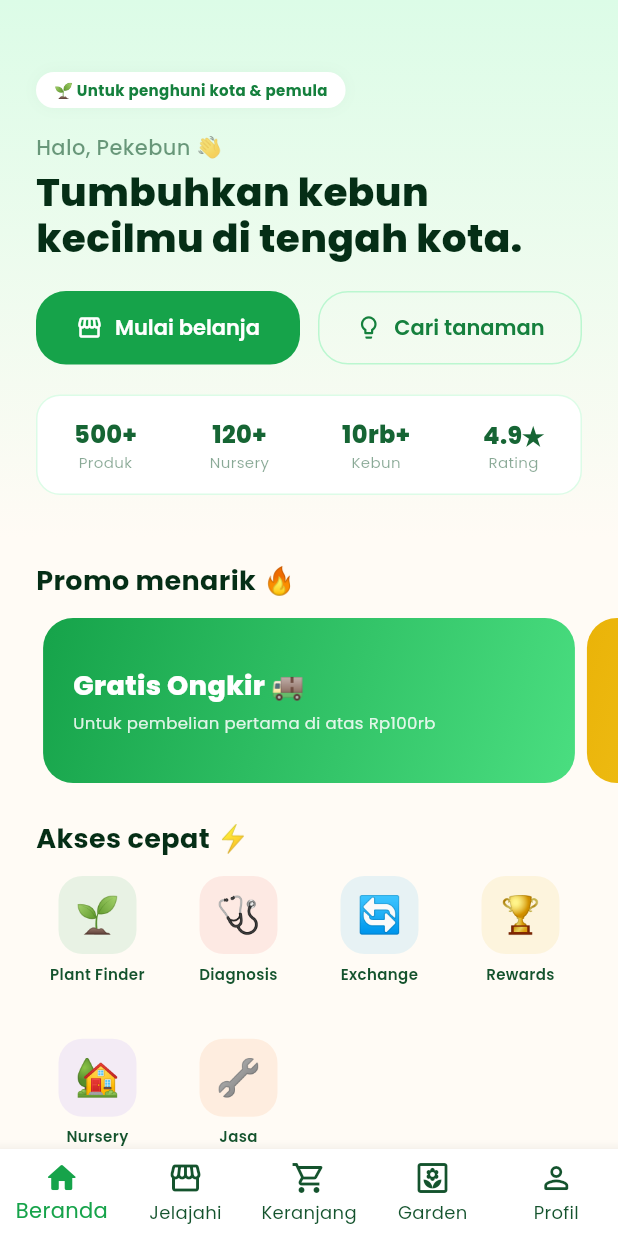
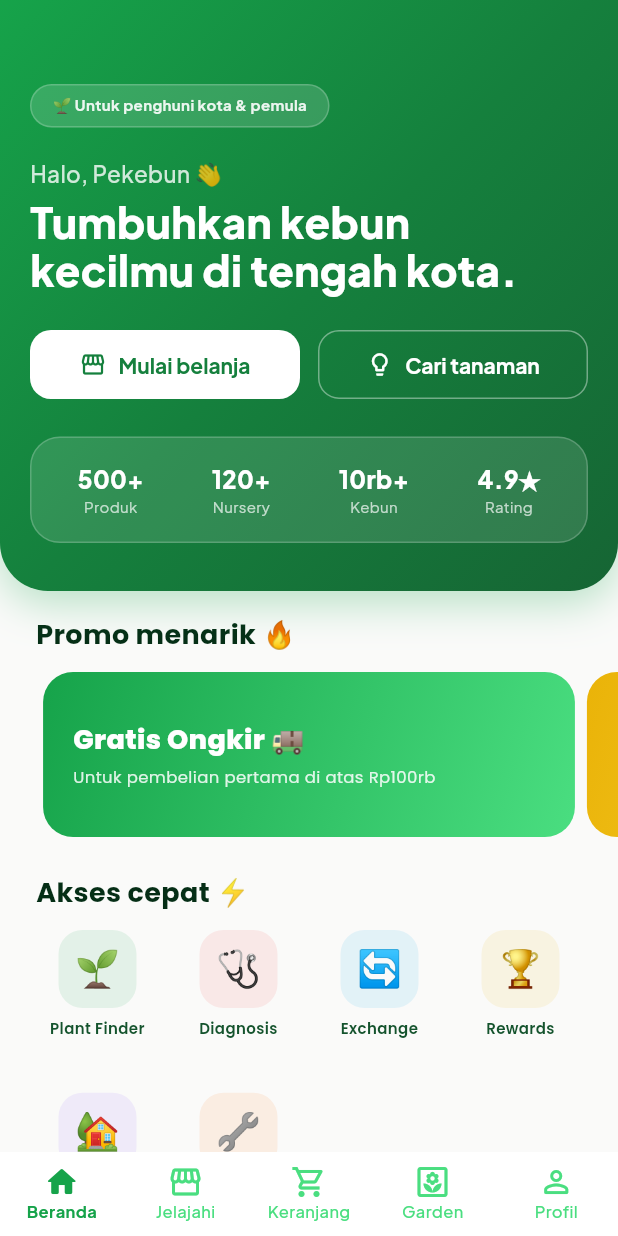
Before and after one commit to dianaa228/tanamanku, a Flutter app: the screen it shows after launch, on a phone screen of 412 x 824 dp. Run offline on Flutter 3.47's test engine with Material 3 defaults, Android fonts, the phone set to English and light mode, and no system bars; our stand-ins replace dio, go_router, google_fonts, shared_preferences; accounts and stored records are empty; network calls fail.

Commit message:
feat: modernize UI design for mobile & web
Mobile:
- Updated app_theme.dart with modern Material 3 styling
- Plus Jakarta Sans font for modern typography
- Glassmorphism effects, better shadows, modern cards
- Updated home page with green gradient hero, glass stats
- Modern input fields, buttons, dialogs, snackbar styling

Web:
- Updated index.css with glassmorphism utilities
- Modern animations (slide-up, scale-in)
- Card hover effects with lift shadow
- Button shine effect
- Glass card classes
- Modern scrollbar styling

🤖 Generated with Codebuff
Co-Authored-By: Codebuff <noreply@codebuff.com>

```diff
--- a/mobile/lib/core/theme/app_theme.dart
+++ b/mobile/lib/core/theme/app_theme.dart
@@ -1,7 +1,8 @@
 import 'package:flutter/material.dart';
+import 'package:flutter/services.dart';
 import 'package:google_fonts/google_fonts.dart';
 
-/// Tema aplikasi Tanamanku — palette hijau kebun.
+/// Tema aplikasi Tanamanku — Modern glassmorphism design
 class AppTheme {
   AppTheme._();
 
@@ -18,15 +19,36 @@ class AppTheme {
   static const Color leaf900 = Color(0xFF14532D);
   static const Color leaf950 = Color(0xFF052E16);
 
-  static const Color cream = Color(0xFFFFFBF5);
+  static const Color cream = Color(0xFFFAFAF9);
+  static const Color creamDark = Color(0xFFF5F5F4);
   static const Color sun300 = Color(0xFFFDE047);
   static const Color sun400 = Color(0xFFFACC15);
   static const Color sun500 = Color(0xFFEAB308);
+
+  // ── Modern Shadows ──────────────────────────────────────
+  static List<BoxShadow> get softShadow => [
+    BoxShadow(color: leaf900.withValues(alpha: 0.04), blurRadius: 12, offset: const Offset(0, 4)),
+    BoxShadow(color: leaf900.withValues(alpha: 0.02), blurRadius: 24, offset: const Offset(0, 8)),
+  ];
+
+  static List<BoxShadow> get liftShadow => [
+    BoxShadow(color: leaf600.withValues(alpha: 0.12), blurRadius: 24, offset: const Offset(0, 8)),
+    BoxShadow(color: leaf900.withValues(alpha: 0.06), blurRadius: 48, offset: const Offset(0, 16)),
+  ];
+
+  // ── Glass Effect ──────────────────────────────────────
+  static BoxDecoration get glassDecoration => BoxDecoration(
+    color: Colors.white.withValues(alpha: 0.85),
+    borderRadius: BorderRadius.circular(24),
+    border: Border.all(color: Colors.white.withValues(alpha: 0.6)),
+    boxShadow: softShadow,
+  );
 
   // ── Tema Terang ──────────────────────────────────────
   static ThemeData get light {
     final colorScheme = ColorScheme.fromSeed(
       seedColor: leaf600,
+      brightness: Brightness.light,
       primary: leaf600,
       onPrimary: Colors.white,
       primaryContainer: leaf100,
@@ -37,9 +59,10 @@ class AppTheme {
       onSurface: leaf950,
       error: const Color(0xFFEF4444),
       onError: Colors.white,
+      surfaceContainerHighest: leaf50,
     );
 
-    final textTheme = GoogleFonts.poppinsTextTheme();
+    final textTheme = GoogleFonts.plusJakartaSansTextTheme();
 
     return ThemeData(
       useMaterial3: true,
@@ -47,82 +70,151 @@ class AppTheme {
       textTheme: textTheme,
       scaffoldBackgroundColor: cream,
 
+      // ── AppBar ──
       appBarTheme: AppBarTheme(
-        backgroundColor: Colors.white,
+        backgroundColor: Colors.white.withValues(alpha: 0.8),
         foregroundColor: leaf950,
         elevation: 0,
+        scrolledUnderElevation: 0,
         centerTitle: true,
-        titleTextStyle: textTheme.titleLarge?.copyWith(
+        titleTextStyle: GoogleFonts.plusJakartaSans(
+          fontSize: 18,
           fontWeight: FontWeight.w700,
           color: leaf950,
         ),
+        systemOverlayStyle: const SystemUiOverlayStyle(
+          statusBarColor: Colors.transparent,
+          statusBarIconBrightness: Brightness.dark,
+        ),
       ),
 
+      // ── Cards ──
       cardTheme: CardThemeData(
         color: Colors.white,
         elevation: 0,
         shape: RoundedRectangleBorder(
-          borderRadius: BorderRadius.circular(24),
-          side: const BorderSide(color: leaf100),
+          borderRadius: BorderRadius.circular(20),
+          side: BorderSide(color: leaf100.withValues(alpha: 0.8)),
         ),
+        shadowColor: leaf900.withValues(alpha: 0.05),
       ),
 
+      // ── Elevated Button ──
       elevatedButtonTheme: ElevatedButtonThemeData(
         style: ElevatedButton.styleFrom(
           backgroundColor: leaf600,
           foregroundColor: Colors.white,
           elevation: 0,
-          padding: const EdgeInsets.symmetric(horizontal: 24, vertical: 14),
+          shadowColor: leaf600.withValues(alpha: 0.3),
+          padding: const EdgeInsets.symmetric(horizontal: 28, vertical: 16),
           shape: RoundedRectangleBorder(
-            borderRadius: BorderRadius.circular(20),
+            borderRadius: BorderRadius.circular(16),
           ),
-          textStyle: GoogleFonts.poppins(
+          textStyle: GoogleFonts.plusJakartaSans(
+            fontWeight: FontWeight.w700,
+            fontSize: 14,
+          ),
+        ),
+      ),
+
+      // ── Outlined Button ──
+      outlinedButtonTheme: OutlinedButtonThemeData(
+        style: OutlinedButton.styleFrom(
+          foregroundColor: leaf700,
+          side: BorderSide(color: leaf200),
+          padding: const EdgeInsets.symmetric(horizontal: 28, vertical: 16),
+          shape: RoundedRectangleBorder(
+            borderRadius: BorderRadius.circular(16),
+          ),
+          textStyle: GoogleFonts.plusJakartaSans(
+            fontWeight: FontWeight.w700,
+            fontSize: 14,
+          ),
+        ),
+      ),
+
+      // ── Text Button ──
+      textButtonTheme: TextButtonThemeData(
+        style: TextButton.styleFrom(
+          foregroundColor: leaf600,
+          textStyle: GoogleFonts.plusJakartaSans(
             fontWeight: FontWeight.w600,
             fontSize: 14,
           ),
         ),
       ),
 
-      outlinedButtonTheme: OutlinedButtonThemeData(
-        style: OutlinedButton.styleFrom(
-          foregroundColor: leaf700,
-          side: const BorderSide(color: leaf200),
-          padding: const EdgeInsets.symmetric(horizontal: 24, vertical: 14),
-          shape: RoundedRectangleBorder(
-            borderRadius: BorderRadius.circular(20),
-          ),
-          textStyle: GoogleFonts.poppins(
-            fontWeight: FontWeight.w600,
-            fontSize: 14,
-          ),
+      // ── Input ──
+      inputDecorationTheme: InputDecorationTheme(
+        filled: true,
+        fillColor: leaf50.withValues(alpha: 0.5),
+        contentPadding: const EdgeInsets.symmetric(horizontal: 18, vertical: 16),
+        border: OutlineInputBorder(
+          borderRadius: BorderRadius.circular(14),
+          borderSide: BorderSide(color: leaf200),
         ),
+        enabledBorder: OutlineInputBorder(
+          borderRadius: BorderRadius.circular(14),
+          borderSide: BorderSide(color: leaf200),
+        ),
+        focusedBorder: OutlineInputBorder(
+          borderRadius: BorderRadius.circular(14),
+          borderSide: const BorderSide(color: leaf500, width: 2),
+        ),
+        errorBorder: OutlineInputBorder(
+          borderRadius: BorderRadius.circular(14),
+          borderSide: const BorderSide(color: Color(0xFFEF4444)),
+        ),
+        hintStyle: GoogleFonts.plusJakartaSans(color: leaf300, fontSize: 14),
+        labelStyle: GoogleFonts.plusJakartaSans(color: leaf700, fontSize: 14),
       ),
 
-      inputDecorationTheme: InputDecorationTheme(
-        filled: true,
-        fillColor: Colors.white,
-        contentPadding: const EdgeInsets.symmetric(horizontal: 16, vertical: 14),
-        border: OutlineInputBorder(
-          borderRadius: BorderRadius.circular(16),
-          borderSide: const BorderSide(color: leaf200),
-        ),
-        enabledBorder: OutlineInputBorder(
-          borderRadius: BorderRadius.circular(16),
-          borderSide: const BorderSide(color: leaf200),
-        ),
-        focusedBorder: OutlineInputBorder(
-          borderRadius: BorderRadius.circular(16),
-          borderSide: const BorderSide(color: leaf500, width: 2),
-        ),
-        hintStyle: GoogleFonts.poppins(color: Colors.grey.shade400, fontSize: 14),
-      ),
-
+      // ── Bottom Navigation ──
       bottomNavigationBarTheme: const BottomNavigationBarThemeData(
         backgroundColor: Colors.white,
         selectedItemColor: leaf600,
-        unselectedItemColor: leaf900,
+        unselectedItemColor: leaf400,
         type: BottomNavigationBarType.fixed,
-        elevation: 8,
+        elevation: 0,
+        selectedLabelStyle: TextStyle(fontSize: 11, fontWeight: FontWeight.w700),
+        unselectedLabelStyle: TextStyle(fontSize: 11, fontWeight: FontWeight.w500),
+      ),
+
+      // ── Chip ──
+      chipTheme: ChipThemeData(
+        backgroundColor: leaf50,
+        selectedColor: leaf600,
+        labelStyle: GoogleFonts.plusJakartaSans(fontSize: 12, fontWeight: FontWeight.w600),
+        shape: RoundedRectangleBorder(borderRadius: BorderRadius.circular(12)),
+        side: BorderSide(color: leaf200),
+        padding: const EdgeInsets.symmetric(horizontal: 8, vertical: 4),
+      ),
+
+      // ── Dialog ──
+      dialogTheme: DialogThemeData(
+        shape: RoundedRectangleBorder(borderRadius: BorderRadius.circular(24)),
+        backgroundColor: Colors.white,
+        elevation: 0,
+        titleTextStyle: GoogleFonts.plusJakartaSans(fontSize: 18, fontWeight: FontWeight.w700, color: leaf950),
+        contentTextStyle: GoogleFonts.plusJakartaSans(fontSize: 14, color: leaf900),
+      ),
+
+      // ── Bottom Sheet ──
+      bottomSheetTheme: const BottomSheetThemeData(
+        backgroundColor: Colors.white,
+        shape: RoundedRectangleBorder(
+          borderRadius: BorderRadius.vertical(top: Radius.circular(28)),
+        ),
+        showDragHandle: true,
+        dragHandleColor: leaf200,
+      ),
+
+      // ── Snackbar ──
+      snackBarTheme: SnackBarThemeData(
+        backgroundColor: leaf950,
+        contentTextStyle: GoogleFonts.plusJakartaSans(color: Colors.white, fontSize: 13, fontWeight: FontWeight.w500),
+        shape: RoundedRectangleBorder(borderRadius: BorderRadius.circular(14)),
+        behavior: SnackBarBehavior.floating,
       ),
     );
   }
--- a/mobile/lib/features/home/home_page.dart
+++ b/mobile/lib/features/home/home_page.dart
@@ -1,4 +1,5 @@
 import 'package:flutter/material.dart';
+import 'package:flutter/services.dart';
 import 'package:go_router/go_router.dart';
 import 'package:google_fonts/google_fonts.dart';
 import 'package:provider/provider.dart';
@@ -7,6 +8,10 @@ import '../../features/auth/auth_provider.dart';
 import '../marketplace/marketplace_provider.dart';
 import '../../widgets/loading_widget.dart';
 import '../../widgets/product_card.dart';
+
+TextStyle _poppins({double size = 14, FontWeight weight = FontWeight.w400, Color? color, double? height}) {
+  return GoogleFonts.plusJakartaSans(fontSize: size, fontWeight: weight, color: color, height: height);
+}
 
 class HomePage extends StatefulWidget {
   const HomePage({super.key});
@@ -41,11 +46,14 @@ class _HomePageState extends State<HomePage> {
     final auth = context.watch<AuthProvider>();
     final userName = auth.user?.name.split(' ').first ?? 'Pekebun';
 
-    return Scaffold(
+    return AnnotatedRegion<SystemUiOverlayStyle>(
+      value: const SystemUiOverlayStyle(statusBarColor: Colors.transparent, statusBarIconBrightness: Brightness.dark),
+      child: Scaffold(
         backgroundColor: AppTheme.cream,
         body: RefreshIndicator(
           onRefresh: () => mp.loadInitial(),
           child: CustomScrollView(
+            physics: const BouncingScrollPhysics(),
             slivers: [
             // ── Greeting + Hero ──
             SliverToBoxAdapter(child: _buildHero(userName)),
@@ -72,6 +80,7 @@ class _HomePageState extends State<HomePage> {
           ],
         ),
       ),
+    ),
   );
   }
 
@@ -80,13 +89,17 @@ class _HomePageState extends State<HomePage> {
   // ═══════════════════════════════════════════════════════════
   Widget _buildHero(String userName) {
     return Container(
-      padding: const EdgeInsets.fromLTRB(24, 48, 24, 28),
-      decoration: const BoxDecoration(
-        gradient: LinearGradient(
-          begin: Alignment.topCenter,
-          end: Alignment.bottomCenter,
-          colors: [AppTheme.leaf100, AppTheme.cream],
+      padding: const EdgeInsets.fromLTRB(20, 56, 20, 32),
+      decoration: BoxDecoration(
+        gradient: const LinearGradient(
+          begin: Alignment.topLeft,
+          end: Alignment.bottomRight,
+          colors: [Color(0xFF16A34A), Color(0xFF15803D), Color(0xFF166534)],
         ),
+        borderRadius: const BorderRadius.vertical(bottom: Radius.circular(32)),
+        boxShadow: [
+          BoxShadow(color: AppTheme.leaf600.withValues(alpha: 0.3), blurRadius: 24, offset: const Offset(0, 8)),
+        ],
       ),
       child: Column(
         crossAxisAlignment: CrossAxisAlignment.start,
@@ -95,41 +108,30 @@ class _HomePageState extends State<HomePage> {
           Row(
             children: [
               Container(
-                padding: const EdgeInsets.symmetric(horizontal: 12, vertical: 5),
+                padding: const EdgeInsets.symmetric(horizontal: 14, vertical: 6),
                 decoration: BoxDecoration(
-                  color: Colors.white,
-                  borderRadius: BorderRadius.circular(16),
-                  boxShadow: [
-                    BoxShadow(color: AppTheme.leaf900.withValues(alpha: 0.04), blurRadius: 8),
-                  ],
+                  color: Colors.white.withValues(alpha: 0.15),
+                  borderRadius: BorderRadius.circular(20),
+                  border: Border.all(color: Colors.white.withValues(alpha: 0.2)),
                 ),
                 child: Text(
                   '🌱 Untuk penghuni kota & pemula',
-                  style: GoogleFonts.poppins(fontSize: 10, fontWeight: FontWeight.w700, color: AppTheme.leaf700),
+                  style: _poppins(size: 10, weight: FontWeight.w700, color: Colors.white.withValues(alpha: 0.9)),
                 ),
               ),
             ],
           ),
-          const SizedBox(height: 16),
+          const SizedBox(height: 20),
           Text(
             'Halo, $userName 👋',
-            style: GoogleFonts.poppins(
-              fontSize: 14,
-              fontWeight: FontWeight.w500,
-              color: AppTheme.leaf900.withValues(alpha: 0.6),
-            ),
+            style: _poppins(size: 15, weight: FontWeight.w500, color: Colors.white.withValues(alpha: 0.8)),
           ),
           const SizedBox(height: 4),
           Text(
             'Tumbuhkan kebun\nkecilmu di tengah kota.',
-            style: GoogleFonts.poppins(
-              fontSize: 26,
-              fontWeight: FontWeight.w800,
-              color: AppTheme.leaf950,
-              height: 1.2,
+            style: _poppins(size: 28, weight: FontWeight.w800, color: Colors.white, height: 1.15),
           ),
-          ),
-          const SizedBox(height: 20),
+          const SizedBox(height: 24),
           Row(
             children: [
               Expanded(
@@ -137,6 +139,13 @@ class _HomePageState extends State<HomePage> {
                   onPressed: () => context.push('/explore'),
                   icon: const Icon(Icons.storefront_outlined, size: 18),
                   label: const Text('Mulai belanja'),
+                  style: ElevatedButton.styleFrom(
+                    backgroundColor: Colors.white,
+                    foregroundColor: AppTheme.leaf700,
+                    elevation: 0,
+                    padding: const EdgeInsets.symmetric(vertical: 14),
+                    shape: RoundedRectangleBorder(borderRadius: BorderRadius.circular(14)),
+                  ),
                 ),
               ),
               const SizedBox(width: 12),
@@ -145,18 +154,24 @@ class _HomePageState extends State<HomePage> {
                   onPressed: () => context.push('/plant-finder'),
                   icon: const Icon(Icons.lightbulb_outline, size: 18),
                   label: const Text('Cari tanaman'),
+                  style: OutlinedButton.styleFrom(
+                    foregroundColor: Colors.white,
+                    side: BorderSide(color: Colors.white.withValues(alpha: 0.4)),
+                    padding: const EdgeInsets.symmetric(vertical: 14),
+                    shape: RoundedRectangleBorder(borderRadius: BorderRadius.circular(14)),
+                  ),
                 ),
               ),
             ],
           ),
-          const SizedBox(height: 20),
+          const SizedBox(height: 24),
           // Stats
           Container(
-            padding: const EdgeInsets.symmetric(vertical: 14),
+            padding: const EdgeInsets.symmetric(vertical: 16, horizontal: 8),
             decoration: BoxDecoration(
-              color: Colors.white,
-              borderRadius: BorderRadius.circular(16),
-              border: Border.all(color: AppTheme.leaf100),
+              color: Colors.white.withValues(alpha: 0.12),
+              borderRadius: BorderRadius.circular(20),
+              border: Border.all(color: Colors.white.withValues(alpha: 0.2)),
             ),
             child: const Row(
               mainAxisAlignment: MainAxisAlignment.spaceAround,
@@ -599,11 +614,11 @@ class _StatItem extends StatelessWidget {
       children: [
         Text(
           value,
-          style: GoogleFonts.poppins(fontSize: 16, fontWeight: FontWeight.w800, color: AppTheme.leaf800),
+          style: GoogleFonts.plusJakartaSans(fontSize: 16, fontWeight: FontWeight.w800, color: Colors.white),
         ),
         Text(
           label,
-          style: GoogleFonts.poppins(fontSize: 10, color: AppTheme.leaf900.withValues(alpha: 0.5)),
+          style: GoogleFonts.plusJakartaSans(fontSize: 10, color: Colors.white.withValues(alpha: 0.7)),
         ),
       ],
     );
```
Also changed, not shown: 140 other files. Lines whose indentation alone changed are shown as unchanged.
